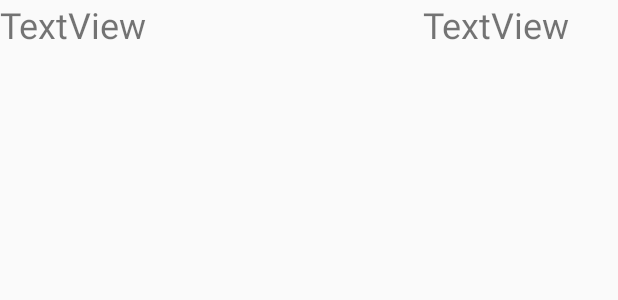
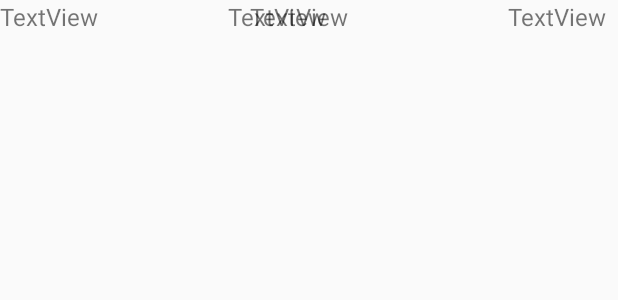
Before and after one commit to philip2711/H2A3, an Android app: the layout order.xml on its own in the app's theme, with its tools: preview values and no code run, on a phone screen of 412 x 824 dp. Shown: the top 300 px of the screen. Run offline under Robolectric (Android 15) with nearby library versions, the phone set to English and light mode, and no system bars.

Commit message:
basically finished

```diff
--- a/app/src/main/res/layout/order.xml
+++ b/app/src/main/res/layout/order.xml
@@ -8,10 +8,11 @@
 
     <TextView
         android:id="@+id/ordernamedisplay"
-        android:layout_width="wrap_content"
+        android:layout_width="120dp"
         android:layout_height="wrap_content"
+        android:gravity="fill_horizontal"
         android:text="TextView"
-        android:textSize="24sp"
+        android:textSize="16sp"
         app:layout_constraintStart_toStartOf="parent"
         app:layout_constraintTop_toTopOf="parent" />
 
@@ -19,19 +20,41 @@
         android:id="@+id/orderquantitydisplay"
         android:layout_width="wrap_content"
         android:layout_height="wrap_content"
-        android:layout_marginEnd="32dp"
-        android:layout_marginRight="32dp"
+        android:layout_marginStart="32dp"
+        android:layout_marginLeft="32dp"
         android:text="TextView"
-        android:textSize="24sp"
-        app:layout_constraintEnd_toEndOf="parent"
+        android:textSize="16sp"
+        app:layout_constraintStart_toEndOf="@+id/ordernamedisplay"
         app:layout_constraintTop_toTopOf="parent" />
 
     <View
         android:id="@+id/view4"
         android:layout_width="match_parent"
-        android:layout_height="1dp"
+        android:layout_height="20dp"
         app:layout_constraintBottom_toBottomOf="parent"
         app:layout_constraintEnd_toEndOf="parent"
         app:layout_constraintStart_toStartOf="parent" />
 
+    <TextView
+        android:id="@+id/orderpriceview"
+        android:layout_width="wrap_content"
+        android:layout_height="wrap_content"
+        android:layout_marginEnd="180dp"
+        android:layout_marginRight="180dp"
+        android:text="TextView"
+        android:textSize="16sp"
+        app:layout_constraintEnd_toEndOf="@+id/view4"
+        app:layout_constraintTop_toTopOf="parent" />
+
+    <TextView
+        android:id="@+id/ordertotaldisplay"
+        android:layout_width="wrap_content"
+        android:layout_height="wrap_content"
+        android:layout_marginEnd="8dp"
+        android:layout_marginRight="8dp"
+        android:text="TextView"
+        android:textSize="16sp"
+        app:layout_constraintEnd_toEndOf="@+id/view4"
+        app:layout_constraintTop_toTopOf="parent" />
+
 </androidx.constraintlayout.widget.ConstraintLayout>
```
Also changed, not shown: app/src/main/java/com/example/h2a2/OrderAdapter.java (+8 -2 lines), app/src/main/res/layout/order_main.xml (+11 -1 lines).
